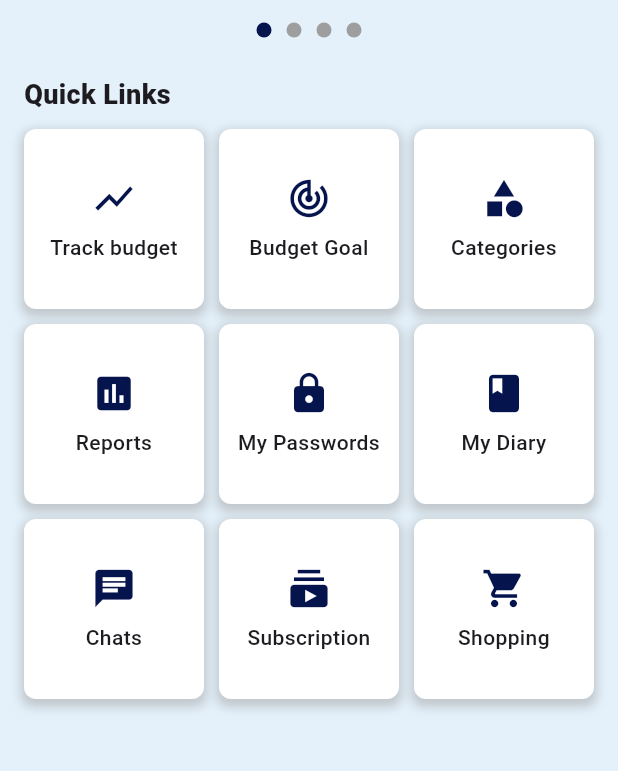
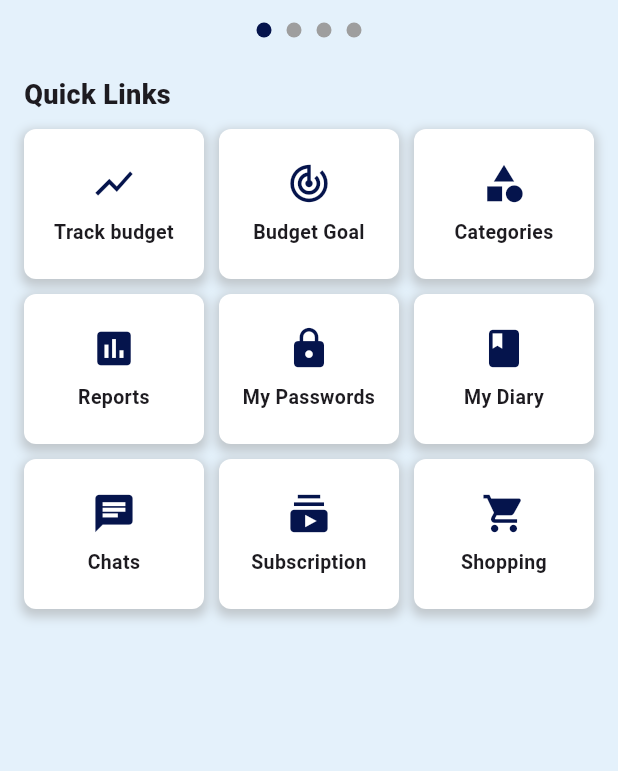
Before and after one commit to AthiraaAthi/project_way, a Flutter app: the HomeScreen screen opened directly, on a phone screen of 412 x 824 dp, the part 414-1185 px from its top. Run offline on Flutter 3.47's test engine with Material 3 defaults, Android fonts, the phone set to English and light mode, and no system bars; drawn by our look-alikes of carousel_slider; our stand-ins replace fl_chart, flutter_toggle_tab, pinput, table_calendar, video_player.

Commit message:
modified font weight and size in home screen

```diff
--- a/lib/view/home_screen/home_screen.dart
+++ b/lib/view/home_screen/home_screen.dart
@@ -292,6 +292,7 @@ class _HomeScreenState extends State<HomeScreen> {
                           crossAxisCount: 3,
                           crossAxisSpacing: 10,
                           mainAxisSpacing: 10,
+                          mainAxisExtent: 100,
                         ),
                         itemBuilder: (context, index) => HomeScreenWidget(
                           onTap: () {
--- a/lib/view/home_screen/homescreen_widget.dart
+++ b/lib/view/home_screen/homescreen_widget.dart
@@ -12,7 +12,7 @@ class HomeScreenWidget extends StatelessWidget {
   Widget build(BuildContext context) {
     double screenWidth = MediaQuery.of(context).size.width;
     double iconSize = screenWidth < 600 ? 30 : 60;
-    double textSize = screenWidth < 600 ? 14 : 22;
+    double textSize = screenWidth < 600 ? 13 : 22;
     return InkWell(
       onTap: onTap,
       child: Container(
@@ -35,7 +35,7 @@ class HomeScreenWidget extends StatelessWidget {
             SizedBox(height: 8.0),
             Text(
               text,
-              style: TextStyle(fontSize: textSize, fontWeight: FontWeight.w500),
+              style: TextStyle(fontSize: textSize, fontWeight: FontWeight.w600),
               textAlign: TextAlign.center,
             ),
           ],
```
